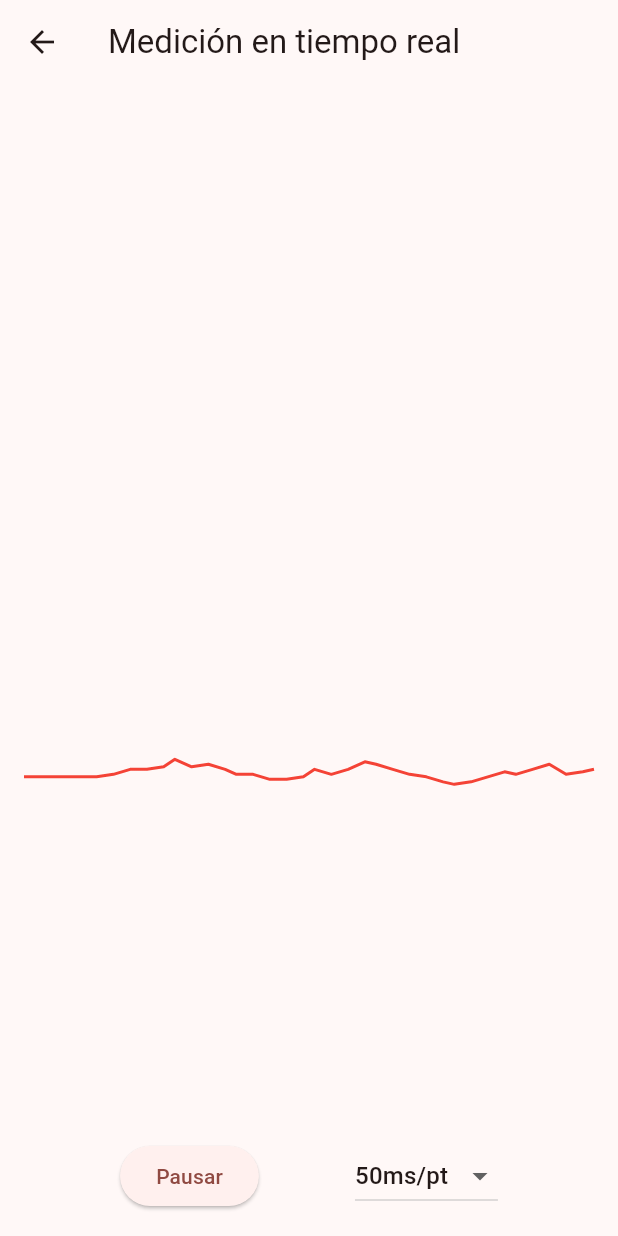
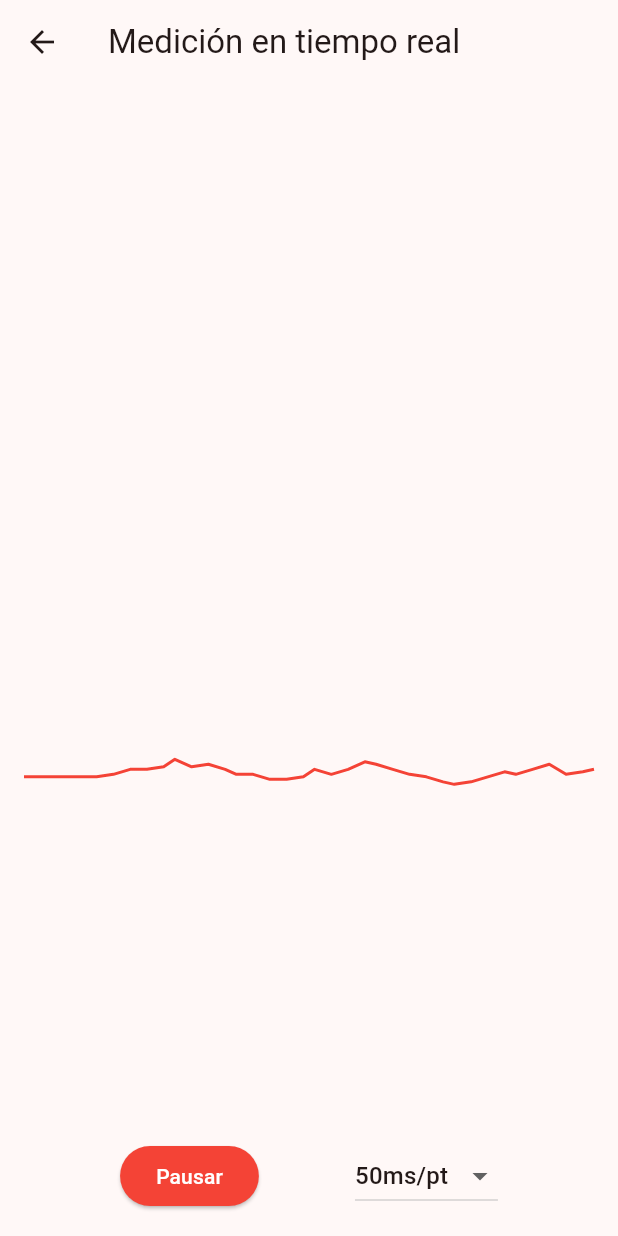
Before and after one commit to Carlos20034657/Los-Amigazos, a Flutter app: the MedicionPage screen opened by its route, on a phone screen of 412 x 824 dp. Run offline on Flutter 3.47's test engine with Material 3 defaults, Android fonts, the phone set to English and light mode, and no system bars; drawn by our look-alikes of fl_chart.

Commit message:
Color botón commit

```diff
--- a/lib/main.dart
+++ b/lib/main.dart
@@ -136,6 +136,10 @@ class _MedicionPageState extends State<MedicionPage> {
               children: [
                 ElevatedButton(
                   onPressed: _toggleRunning,
+                    style: ElevatedButton.styleFrom(
+                      foregroundColor: Colors.white, // Color del texto
+                      backgroundColor: Colors.red,   // Color de fondo del botón
+                      ),
                   child: Text(_isRunning ? 'Pausar' : 'Reanudar'),
                 ),
                 DropdownButton<int>(
```
